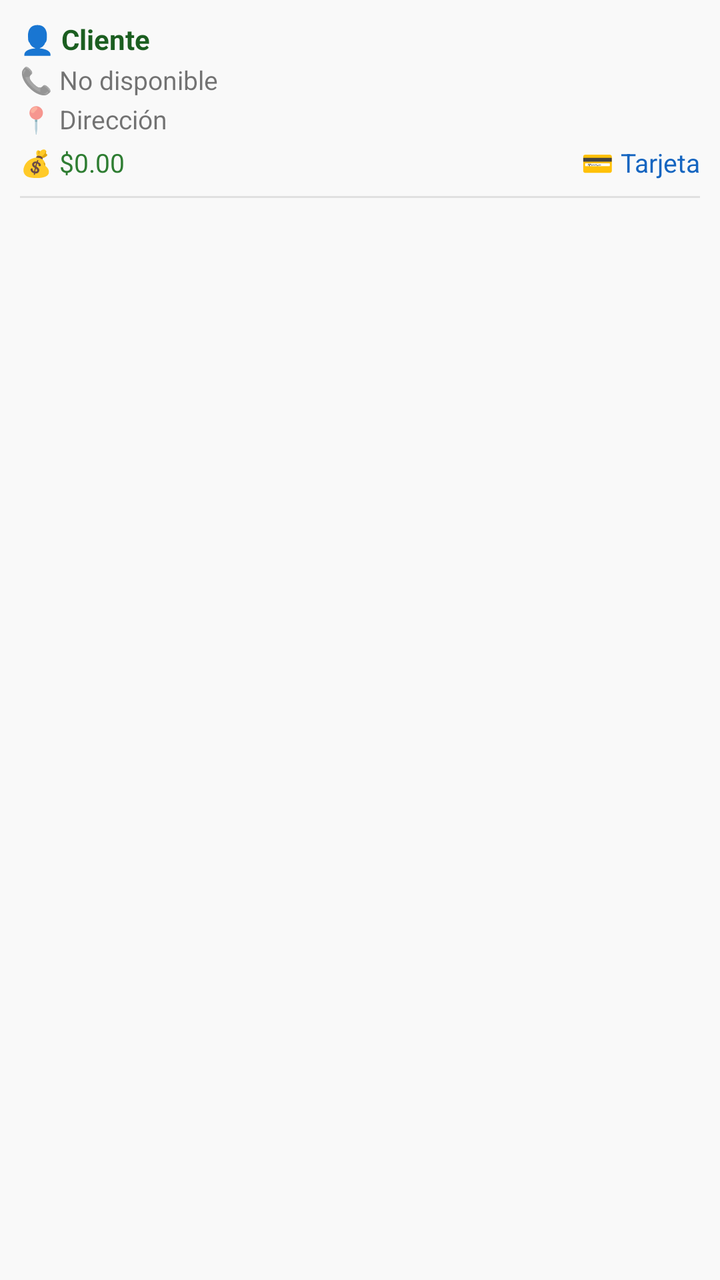
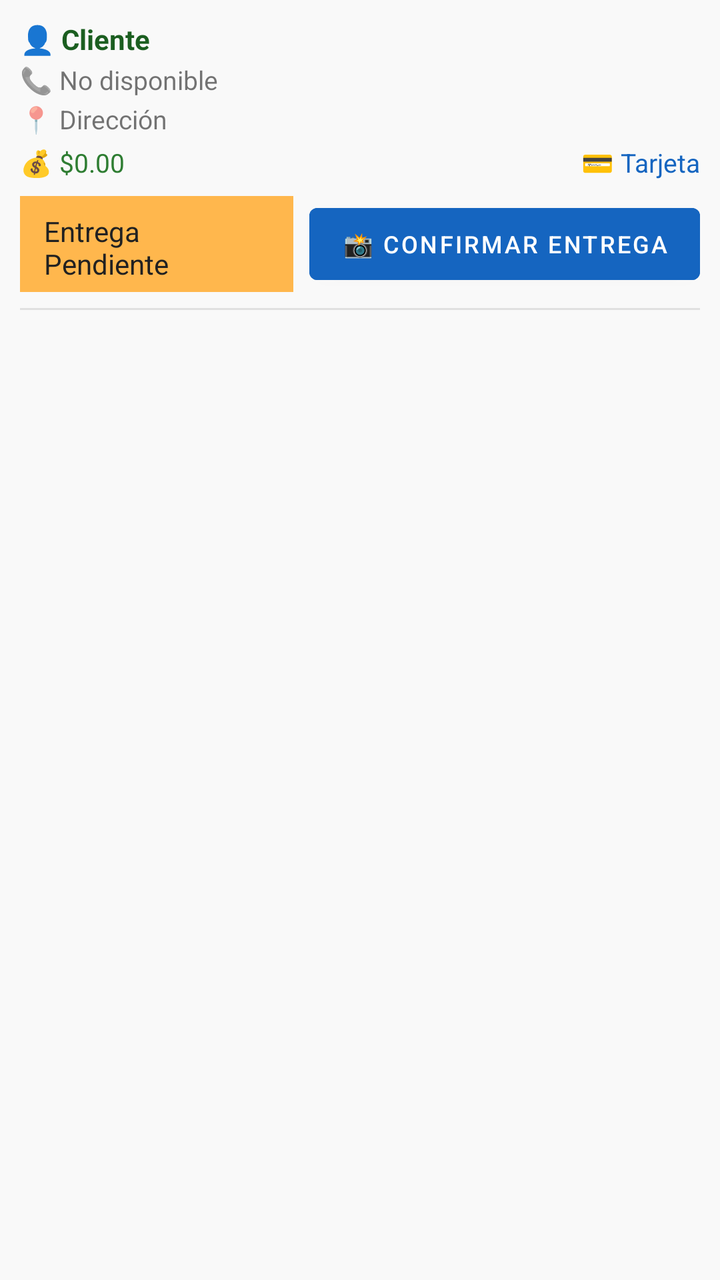

Two renders of the same Android screen: before a commit and after it. Below are the layout's source before the change and the commit's diff.
<!-- AndroidManifest.xml: application theme Theme.MaterialComponents.Light.NoActionBar -->
<!-- res/layout/item_my_package_order.xml -->
<?xml version="1.0" encoding="utf-8"?>
<LinearLayout xmlns:android="http://schemas.android.com/apk/res/android"
    android:layout_width="match_parent"
    android:layout_height="wrap_content"
    android:orientation="vertical"
    android:padding="10dp"
    android:background="#F9F9F9"
    android:layout_marginTop="6dp">

    <TextView
        android:id="@+id/tvCustomerName"
        android:layout_width="match_parent"
        android:layout_height="wrap_content"
        android:text="👤 Cliente"
        android:textSize="14sp"
        android:textStyle="bold"
        android:textColor="#1B5E20" />

    <TextView
        android:id="@+id/tvCustomerPhone"
        android:layout_width="match_parent"
        android:layout_height="wrap_content"
        android:text="📞 No disponible"
        android:textSize="13sp"
        android:layout_marginTop="2dp" />

    <TextView
        android:id="@+id/tvDeliveryAddress"
        android:layout_width="match_parent"
        android:layout_height="wrap_content"
        android:text="📍 Dirección"
        android:textSize="13sp"
        android:layout_marginTop="2dp" />

    <LinearLayout
        android:layout_width="match_parent"
        android:layout_height="wrap_content"
        android:orientation="horizontal"
        android:layout_marginTop="4dp">

        <TextView
            android:id="@+id/tvTotalAmount"
            android:layout_width="0dp"
            android:layout_height="wrap_content"
            android:layout_weight="1"
            android:text="💰 $0.00"
            android:textSize="13sp"
            android:textColor="#2E7D32" />

        <TextView
            android:id="@+id/tvPaymentMethod"
            android:layout_width="wrap_content"
            android:layout_height="wrap_content"
            android:text="💳 Tarjeta"
            android:textSize="13sp"
            android:textColor="#1565C0" />

    </LinearLayout>

    <View
        android:layout_width="match_parent"
        android:layout_height="1dp"
        android:background="#E0E0E0"
        android:layout_marginTop="8dp" />

</LinearLayout>
<!-- resources referenced by this layout -->
<resources>
  <style name="Theme.MaterialComponents.Light.NoActionBar" parent="Theme.MaterialComponents.Light">
          <item name="windowActionBar">false</item>
          <item name="windowNoTitle">true</item>
          <item name="colorPrimary">#2E7D32</item>
          <item name="colorPrimaryVariant">#1B5E20</item>
          <item name="colorAccent">#388E3C</item>
      </style>
</resources>

<!-- the commit's change to res/layout/item_my_package_order.xml (unified diff, before → after) -->
@@ -57,6 +57,38 @@
 
     </LinearLayout>
 
+    <LinearLayout
+        android:layout_width="match_parent"
+        android:layout_height="wrap_content"
+        android:orientation="horizontal"
+        android:layout_marginTop="8dp"
+        android:gravity="center_vertical">
+
+        <TextView
+            android:id="@+id/tvOrderStatus"
+            android:layout_width="0dp"
+            android:layout_height="48dp"
+            android:layout_weight="2"
+            android:gravity="center_vertical"
+            android:text="Entrega Pendiente"
+            android:textSize="14sp"
+            android:textColor="#212121"
+            android:background="#FFB74D"
+            android:padding="8dp"
+            android:paddingStart="12dp"
+            android:paddingEnd="12dp" />
+
+        <Button
+            android:id="@+id/btnTakePhoto"
+            android:layout_width="wrap_content"
+            android:layout_height="48dp"
+            android:text="📸 Confirmar entrega"
+            android:textSize="12sp"
+            android:backgroundTint="#1565C0"
+            android:layout_marginStart="8dp" />
+
+    </LinearLayout>
+
     <View
         android:layout_width="match_parent"
         android:layout_height="1dp"
